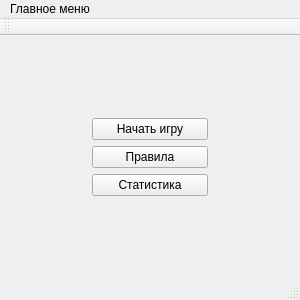
Qt form mainwindow.ui (Vaness23/Jackal) before a commit.
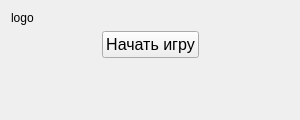
The same form after that commit.

Patch:
```diff
--- a/mainwindow.ui
+++ b/mainwindow.ui
@@ -7,79 +7,67 @@
     <x>0</x>
     <y>0</y>
     <width>300</width>
-    <height>300</height>
+    <height>120</height>
    </rect>
   </property>
   <property name="windowTitle">
    <string>JACKAL</string>
   </property>
   <widget class="QWidget" name="centralWidget">
-   <layout class="QGridLayout" name="gridLayout">
-    <item row="0" column="1">
-     <spacer name="verticalSpacer_2">
-      <property name="orientation">
-       <enum>Qt::Vertical</enum>
+   <layout class="QVBoxLayout" name="verticalLayout">
+    <item>
+     <widget class="QLabel" name="logo">
+      <property name="text">
+       <string>logo</string>
       </property>
-      <property name="sizeHint" stdset="0">
-       <size>
-        <width>116</width>
-        <height>47</height>
-       </size>
-      </property>
-     </spacer>
+     </widget>
     </item>
-    <item row="1" column="0">
-     <spacer name="horizontalSpacer_2">
-      <property name="orientation">
-       <enum>Qt::Horizontal</enum>
-      </property>
-      <property name="sizeHint" stdset="0">
-       <size>
-        <width>66</width>
-        <height>20</height>
-       </size>
-      </property>
-     </spacer>
-    </item>
-    <item row="1" column="1">
-     <layout class="QVBoxLayout" name="verticalLayout">
+    <item>
+     <layout class="QHBoxLayout" name="horizontalLayout">
+      <item>
+       <spacer name="horizontalSpacer_2">
+        <property name="orientation">
+         <enum>Qt::Horizontal</enum>
+        </property>
+        <property name="sizeHint" stdset="0">
+         <size>
+          <width>63</width>
+          <height>17</height>
+         </size>
+        </property>
+       </spacer>
+      </item>
       <item>
        <widget class="QPushButton" name="pushButton">
+        <property name="font">
+         <font>
+          <family>MS Shell Dlg 2</family>
+          <pointsize>12</pointsize>
+          <weight>50</weight>
+          <bold>false</bold>
+         </font>
+        </property>
         <property name="text">
          <string>Начать игру</string>
         </property>
        </widget>
       </item>
       <item>
-       <widget class="QPushButton" name="pushButton_2">
-        <property name="text">
-         <string>Правила</string>
+       <spacer name="horizontalSpacer">
+        <property name="orientation">
+         <enum>Qt::Horizontal</enum>
         </property>
-       </widget>
-      </item>
-      <item>
-       <widget class="QPushButton" name="pushButton_3">
-        <property name="text">
-         <string>Статистика</string>
+        <property name="sizeHint" stdset="0">
+         <size>
+          <width>62</width>
+          <height>17</height>
+         </size>
         </property>
-       </widget>
+       </spacer>
       </item>
      </layout>
     </item>
-    <item row="1" column="2">
-     <spacer name="horizontalSpacer">
-      <property name="orientation">
-       <enum>Qt::Horizontal</enum>
-      </property>
-      <property name="sizeHint" stdset="0">
-       <size>
-        <width>65</width>
-        <height>20</height>
-       </size>
-      </property>
-     </spacer>
-    </item>
-    <item row="2" column="1">
+    <item>
      <spacer name="verticalSpacer">
       <property name="orientation">
        <enum>Qt::Vertical</enum>
@@ -87,38 +75,13 @@
       <property name="sizeHint" stdset="0">
        <size>
         <width>20</width>
-        <height>47</height>
+        <height>40</height>
        </size>
       </property>
      </spacer>
     </item>
    </layout>
   </widget>
-  <widget class="QMenuBar" name="menuBar">
-   <property name="geometry">
-    <rect>
-     <x>0</x>
-     <y>0</y>
-     <width>300</width>
-     <height>22</height>
-    </rect>
-   </property>
-   <widget class="QMenu" name="menu">
-    <property name="title">
-     <string>Главное меню</string>
-    </property>
-   </widget>
-   <addaction name="menu"/>
-  </widget>
-  <widget class="QToolBar" name="mainToolBar">
-   <attribute name="toolBarArea">
-    <enum>TopToolBarArea</enum>
-   </attribute>
-   <attribute name="toolBarBreak">
-    <bool>false</bool>
-   </attribute>
-  </widget>
-  <widget class="QStatusBar" name="statusBar"/>
  </widget>
  <layoutdefault spacing="6" margin="11"/>
  <resources/>
```
